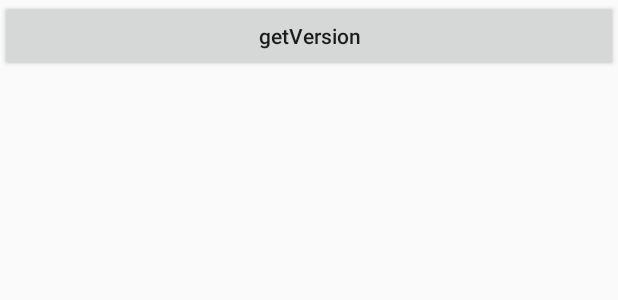
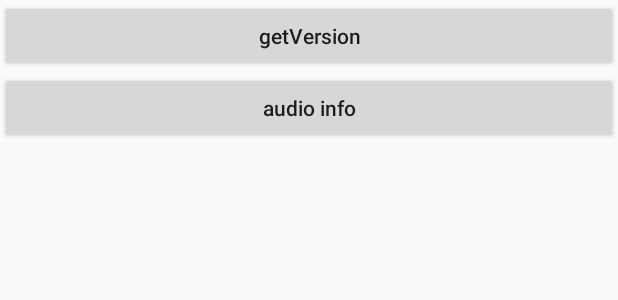
Before and after one commit to senRsl/test-ffmpeg, an Android app: the layout activity_test.xml on its own in the app's theme, with its tools: preview values and no code run, on a phone screen of 412 x 824 dp. Shown: the top 300 px of the screen. Run offline under Robolectric (Android 15) with nearby library versions, the phone set to English and light mode, and no system bars.

Commit message:
3,读取音频信息;

```diff
--- a/a_ffmpeg/src/main/res/layout/activity_test.xml
+++ b/a_ffmpeg/src/main/res/layout/activity_test.xml
@@ -12,4 +12,12 @@
         android:text="@string/get_version"
         android:textAllCaps="false" />
 
+    <Button
+        android:id="@+id/btn_get_audio_info"
+        android:layout_width="match_parent"
+        android:layout_height="wrap_content"
+        android:onClick="onclick"
+        android:text="@string/audio_info"
+        android:textAllCaps="false" />
+
 </LinearLayout>
```
Also changed, not shown: 1 other file.
